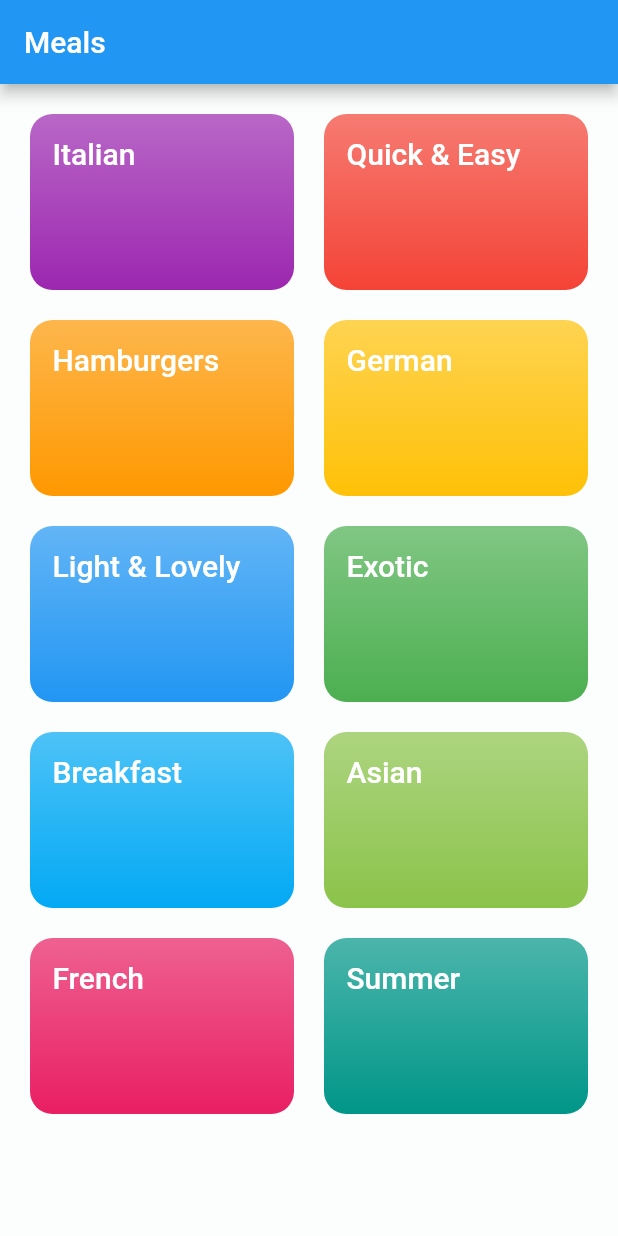
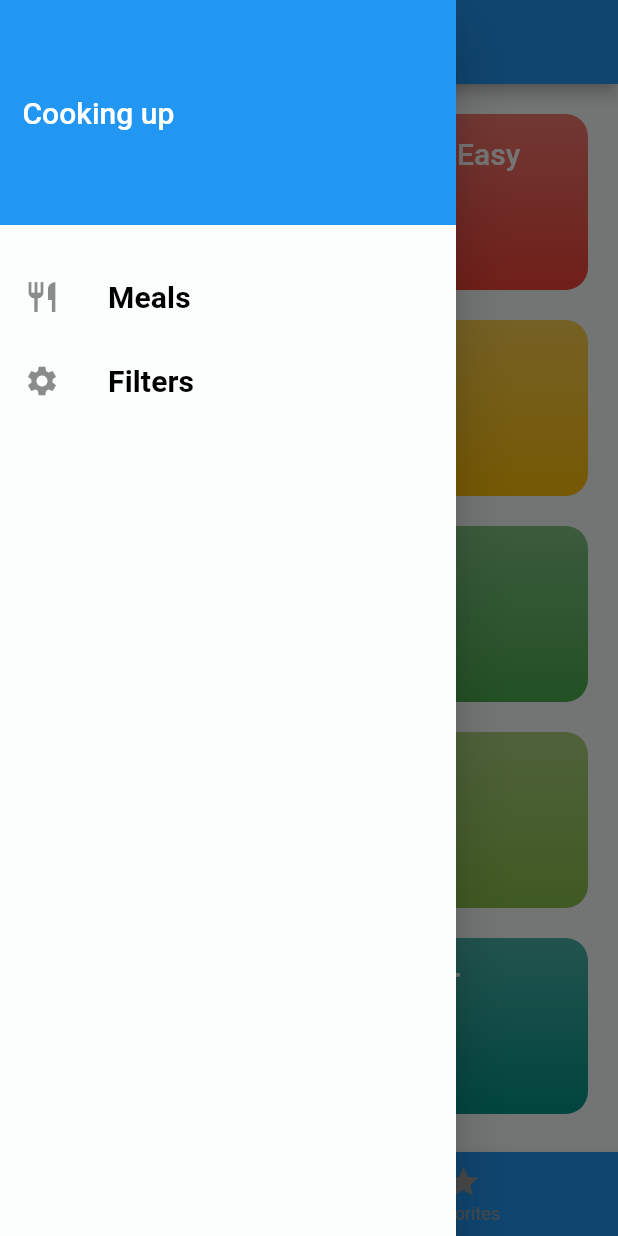
Before and after one commit to bhuvanesh42/meals, a Flutter app: the screen it shows after launch, with the side drawer open (before the commit the screen has no drawer), on a phone screen of 412 x 824 dp. Run offline on Flutter 3.47's test engine with Material 2 defaults, Android fonts, the phone set to English and light mode, and no system bars; Roboto replaces fonts that are missing (Katibeh, katibeh).

Commit message:
Added filter srceens, updated pages

```diff
--- a/lib/Screen/categories_screen.dart
+++ b/lib/Screen/categories_screen.dart
@@ -7,11 +7,7 @@ class CategoriesScreen extends StatelessWidget {
 
   @override
   Widget build(BuildContext context) {
-    return Scaffold(
-      appBar: AppBar(
-        title: Text('Meals',style: Theme.of(context).textTheme.title),
-      ),
-      body: GridView(
+    return GridView(
         padding: EdgeInsets.all(20),
         children: DUMMY_CATEGORIES.map((data) => CatrgoryItem(data.id,data.title, data.color))
             .toList(),
@@ -20,7 +16,7 @@ class CategoriesScreen extends StatelessWidget {
             childAspectRatio: 3 / 2,
             crossAxisSpacing: 20,
             mainAxisSpacing: 20),
-      ),
-    );
+      );
+
   }
 }
--- /dev/null
+++ b/lib/Screen/favorites.dart
@@ -0,0 +1,8 @@
+import 'package:flutter/material.dart';
+
+class Favorites extends StatelessWidget {
+  @override
+  Widget build(BuildContext context) {
+    return Container();
+  }
+}
--- /dev/null
+++ b/lib/Screen/tap_screen.dart
@@ -0,0 +1,63 @@
+import 'package:flutter/material.dart';
+import 'categories_screen.dart';
+import 'favorites.dart';
+import '../widgets/drawer.dart';
+
+class TapScreen extends StatefulWidget {
+  @override
+  _TapScreenState createState() => _TapScreenState();
+}
+
+class _TapScreenState extends State<TapScreen> {
+  final List<Map<String, Object>> _pages = [
+    {'page': CategoriesScreen(), 'title': 'Categories'},
+    {'page': Favorites(), 'title': 'Your Favorites'}
+  ];
+  int _selectedpageindex = 0;
+
+  void _Selectpage(int index) {
+    setState(() {
+      _selectedpageindex = index;
+    });
+  }
+
+  @override
+  Widget build(BuildContext context) {
+    return Scaffold(
+      appBar: AppBar(
+        title: Text(_pages[_selectedpageindex]['title']),
+        /*bottom: TabBar(tabs: <Widget>[
+            Tab(
+              icon: Icon(Icons.category),
+              text: 'Category',
+            ),
+            Tab(
+              icon: Icon(Icons.star),
+              text: 'Favorites',
+            )
+          ]),*/
+      ),
+      drawer: DrawerMain(),
+      body: _pages[_selectedpageindex]['page'],
+      bottomNavigationBar: BottomNavigationBar(
+        onTap: _Selectpage,
+        backgroundColor: Theme.of(context).primaryColor,
+        unselectedItemColor: Colors.grey,
+        selectedItemColor: Colors.white,
+        currentIndex: _selectedpageindex,
+        items: [
+          BottomNavigationBarItem(
+              icon: Icon(Icons.category), title: Text('Category')),
+          BottomNavigationBarItem(
+              icon: Icon(Icons.star), title: Text('Favorites')),
+        ],
+      ),
+
+      /*TabBarView(children: <Widget>[
+          CategoriesScreen(),
+          Favorites()
+
+        ]),*/
+    );
+  }
+}
--- a/lib/main.dart
+++ b/lib/main.dart
@@ -1,14 +1,32 @@
 import 'package:flutter/material.dart';
-import 'file:///D:/Flutter/meals/lib/Screen/categories_screen.dart';
+import 'package:meals/Screen/fliterscreen.dart';
+import 'package:meals/Screen/mealdetails.dart';
+
 import 'file:///D:/Flutter/meals/lib/Screen/rescipi.dart';
-import 'package:meals/Screen/mealdetails.dart';
+
+import './Screen/tap_screen.dart';
 
 void main() {
   runApp(MyApp());
 }
 
-class MyApp extends StatelessWidget {
+class MyApp extends StatefulWidget {
   // This widget is the root of your application.
+  @override
+  _MyAppState createState() => _MyAppState();
+}
+
+class _MyAppState extends State<MyApp> {
+  Map<String, bool> filter = {
+    'gluten': false,
+    'lactose': false,
+    'vegan': false,
+    'vegetarian': false
+  };
+void setfilter(Map<String, bool> filterdata)  {
+
+}
+
   @override
   Widget build(BuildContext context) {
     return MaterialApp(
@@ -21,13 +39,21 @@ class MyApp extends StatelessWidget {
         textTheme: ThemeData.light().textTheme.copyWith(
             body1: TextStyle(color: Color.fromRGBO(24, 23, 22, 1)),
             body2: TextStyle(color: Color.fromRGBO(24, 23, 22, 1)),
-              title: TextStyle(fontSize: 20,fontFamily: 'katibeh',color: Colors.white)),),
+            title: TextStyle(
+                fontSize: 20, fontFamily: 'katibeh', color: Colors.white),
+            subtitle: TextStyle(
+                fontSize: 20,
+                fontFamily: 'Katibeh',
+                fontWeight: FontWeight.bold,
+                color: Colors.black)),
+      ),
       /*home: CategoriesScreen(),*/
       initialRoute: '/',
       routes: {
-        '/' : (ctx) => CategoriesScreen(),
-        Recipe.rountname : (ctx) => Recipe(),
-        MealsDetails.rountname : (ctx) => MealsDetails(),
+        '/': (ctx) => TapScreen(),
+        Recipe.rountname: (ctx) => Recipe(),
+        MealsDetails.rountname: (ctx) => MealsDetails(),
+        FilterScreen.routname: (ctx) => FilterScreen()
       },
     );
   }
--- /dev/null
+++ b/lib/widgets/drawer.dart
@@ -0,0 +1,45 @@
+import 'package:flutter/material.dart';
+import 'package:meals/Screen/fliterscreen.dart';
+
+class DrawerMain extends StatelessWidget {
+  Widget buildlisttile(
+      String title, IconData icon, BuildContext context, Function taphandler) {
+    return ListTile(
+        leading: Icon(icon),
+        title: Text(
+          title,
+          style: Theme.of(context).textTheme.subtitle,
+        ),
+        onTap: taphandler);
+  }
+
+  @override
+  Widget build(BuildContext context) {
+    return Drawer(
+      child: Column(
+        children: <Widget>[
+          Container(
+            height: 150,
+            width: double.infinity,
+            padding: EdgeInsets.all(15),
+            alignment: Alignment.centerLeft,
+            color: Theme.of(context).primaryColor,
+            child: Text(
+              'Cooking up',
+              style: Theme.of(context).textTheme.title,
+            ),
+          ),
+          SizedBox(
+            height: 20,
+          ),
+          buildlisttile('Meals', Icons.restaurant, context, () {
+            Navigator.of(context).pushReplacementNamed('/');
+          }),
+          buildlisttile('Filters', Icons.settings, context, () {
+            Navigator.of(context).pushReplacementNamed(FilterScreen.routname);
+          }),
+        ],
+      ),
+    );
+  }
+}
```
Also changed, not shown: lib/Screen/fliterscreen.dart (added, +98 -0 lines), lib/Screen/mealdetails.dart (+102 -12 lines). Lines whose indentation alone changed are shown as unchanged.
